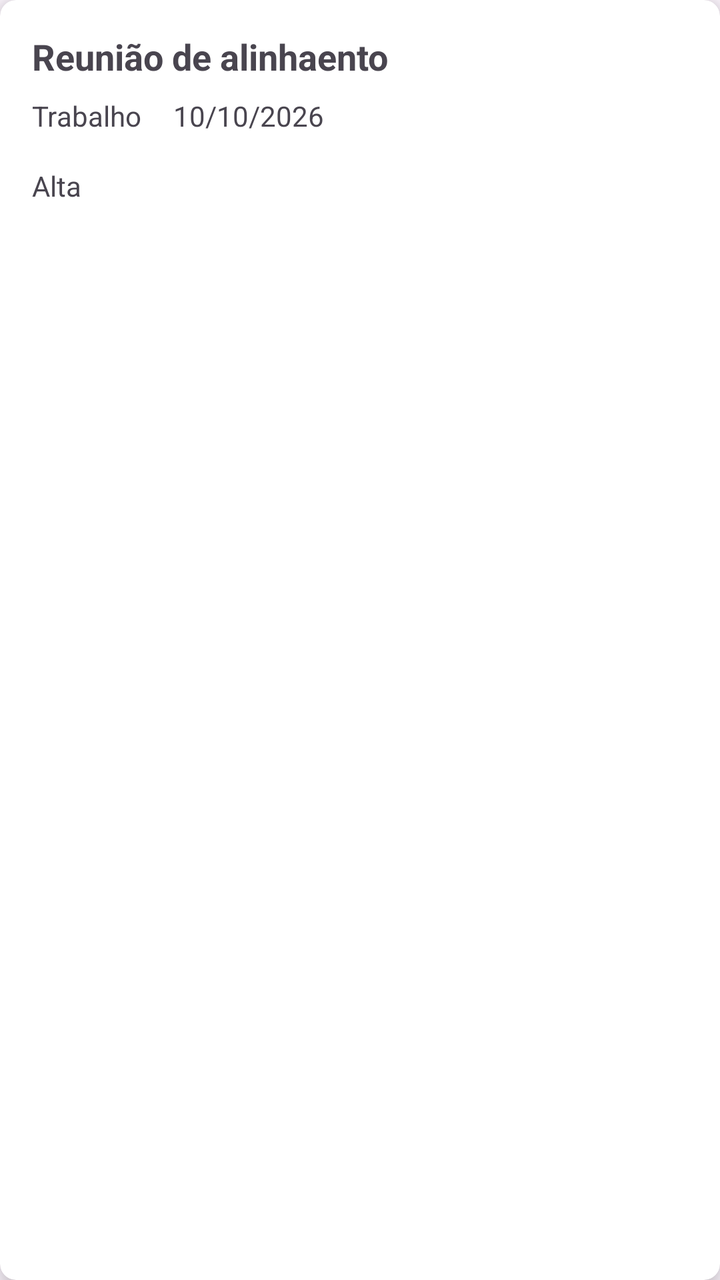
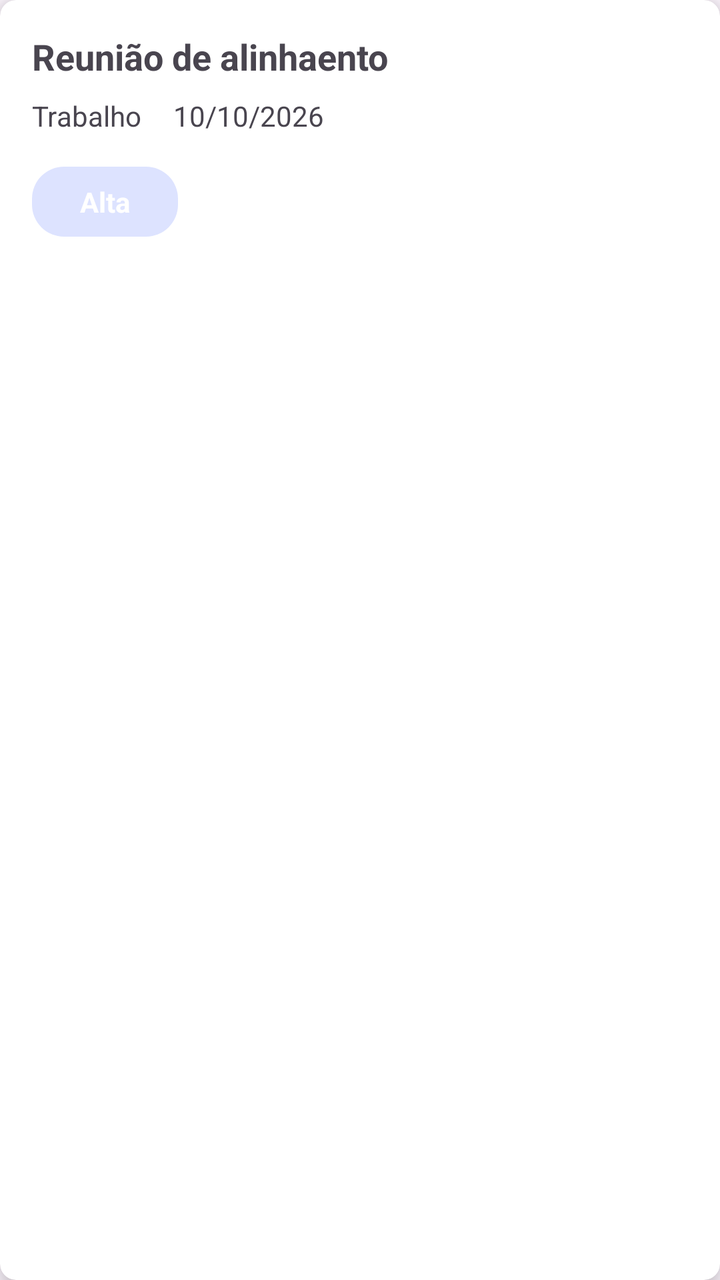

Screens rendered from an Android XML layout before and after an edit, with the pre-edit source and the edit as a unified diff.
<!-- AndroidManifest.xml: application theme Theme.FlowTask -->
<!-- res/layout/item_tarefa.xml -->
<?xml version="1.0" encoding="utf-8"?>
<androidx.cardview.widget.CardView
    xmlns:android="http://schemas.android.com/apk/res/android"
    xmlns:app="http://schemas.android.com/apk/res-auto"
    xmlns:tools="http://schemas.android.com/tools"
    android:layout_width="match_parent"
    android:layout_height="wrap_content"
    android:layout_margin="8dp"
    app:cardElevation="8dp"
    app:cardCornerRadius="8dp">

    <androidx.constraintlayout.widget.ConstraintLayout
        xmlns:tools="http://schemas.android.com/tools"
        android:layout_width="match_parent"
        android:layout_height="wrap_content">

        <TextView
            android:id="@+id/tvTituloTarefa"
            android:layout_width="wrap_content"
            android:layout_height="wrap_content"
            android:layout_marginStart="16dp"
            android:layout_marginTop="16dp"
            android:text="Reunião de alinhaento"
            android:textSize="18sp"
            android:textStyle="bold"
            app:layout_constraintStart_toStartOf="parent"
            app:layout_constraintTop_toTopOf="parent" />

        <TextView
            android:id="@+id/tvCategoria"
            android:layout_width="wrap_content"
            android:layout_height="wrap_content"
            android:layout_marginStart="16dp"
            android:layout_marginTop="8dp"
            android:text="Trabalho"
            app:layout_constraintStart_toStartOf="parent"
            app:layout_constraintTop_toBottomOf="@+id/tvTituloTarefa" />

        <TextView
            android:id="@+id/tvData"
            android:layout_width="wrap_content"
            android:layout_height="wrap_content"
            android:layout_marginStart="16dp"
            android:layout_marginTop="8dp"
            android:text="10/10/2026"
            app:layout_constraintStart_toEndOf="@+id/tvCategoria"
            app:layout_constraintTop_toBottomOf="@+id/tvTituloTarefa" />

        <TextView
            android:id="@+id/tvPrioridade"
            android:layout_width="wrap_content"
            android:layout_height="wrap_content"
            android:layout_marginStart="16dp"
            android:layout_marginTop="16dp"
            android:layout_marginBottom="16dp"
            android:text="Alta"
            app:layout_constraintBottom_toBottomOf="parent"
            app:layout_constraintStart_toStartOf="parent"
            app:layout_constraintTop_toBottomOf="@+id/tvCategoria" />
    </androidx.constraintlayout.widget.ConstraintLayout>

</androidx.cardview.widget.CardView>
<!-- resources referenced by this layout -->
<resources>
  <style name="Theme.FlowTask" parent="Base.Theme.FlowTask" />
  <style name="Base.Theme.FlowTask" parent="Theme.Material3.DayNight.NoActionBar">
          
          
      </style>
</resources>

<!-- the commit's change to res/layout/item_tarefa.xml (unified diff, before → after) -->
@@ -54,6 +54,13 @@
             android:layout_marginTop="16dp"
             android:layout_marginBottom="16dp"
             android:text="Alta"
+            android:paddingLeft="24dp"
+            android:paddingRight="24dp"
+            android:paddingTop="8dp"
+            android:paddingBottom="8dp"
+            android:textColor="@color/white"
+            android:textStyle="bold"
+            android:background="@drawable/fundo_text_prioridade_media"
             app:layout_constraintBottom_toBottomOf="parent"
             app:layout_constraintStart_toStartOf="parent"
             app:layout_constraintTop_toBottomOf="@+id/tvCategoria" />
<!-- resource entries referenced after the edit -->
@@ -1,6 +1,17 @@
 <!-- resources referenced by this layout -->
 <resources>
+  <color name="white">#FFFFFFFF</color>
+  <!-- drawable fundo_text_prioridade_media (drawable) -->
+  <?xml version="1.0" encoding="utf-8"?>
+  <shape xmlns:android="http://schemas.android.com/apk/res/android"
+      android:shape="rectangle">
+  
+      <corners android:radius="16dp" />
+      <solid android:color="@color/azul_claro" />
+  
+  </shape>
   <style name="Theme.FlowTask" parent="Base.Theme.FlowTask" />
+  <color name="azul_claro">#DDE3FF</color>
   <style name="Base.Theme.FlowTask" parent="Theme.Material3.DayNight.NoActionBar">
           
           
